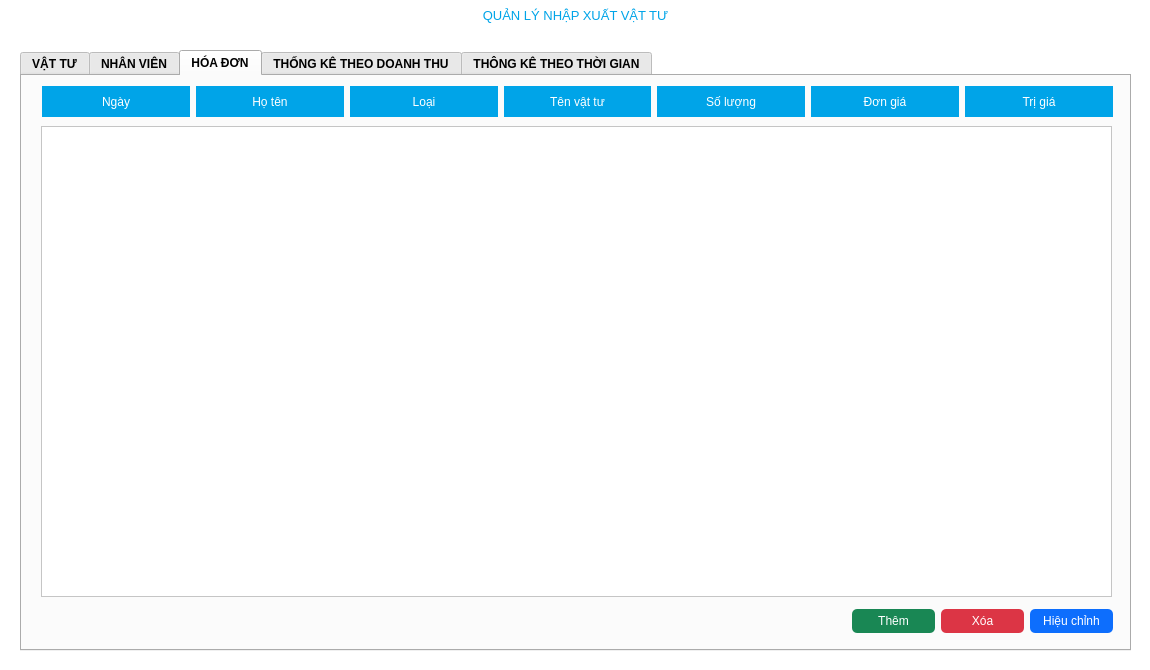
Before: the Qt Designer form src/view/mainwindow.ui in VinhNguyenD23/facilitiesManagement, drawn with Qt 5.
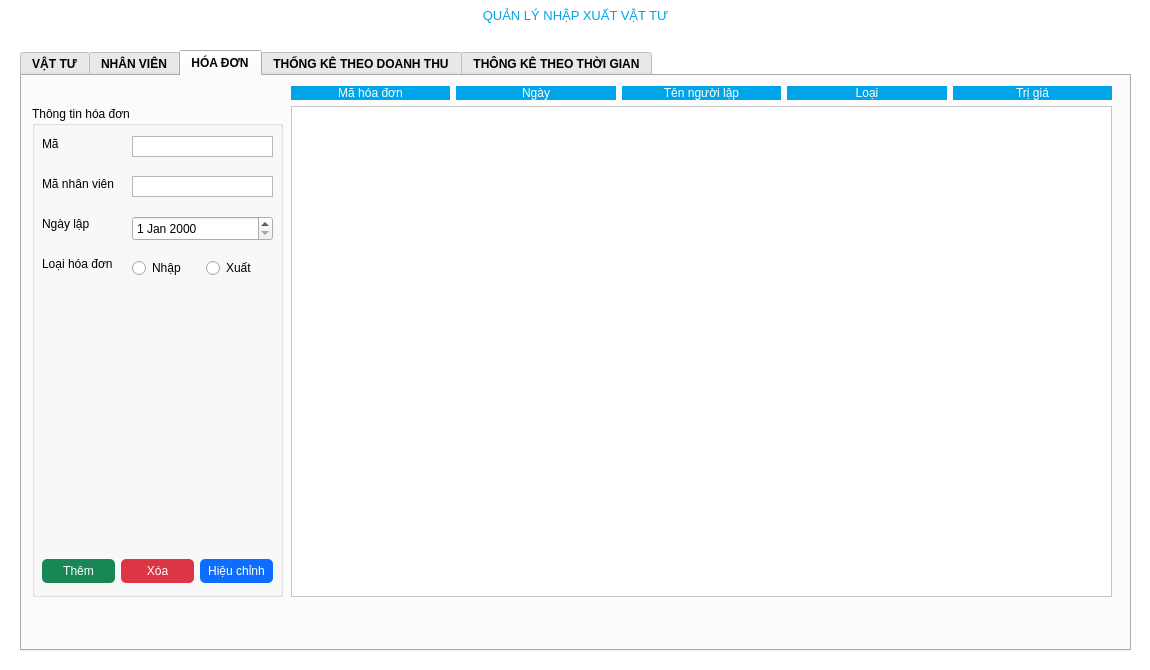
After: the same form once the commit is applied. The open tabs and pages were chosen to show the change.

The edit to the form file:
```diff
--- a/src/view/mainwindow.ui
+++ b/src/view/mainwindow.ui
@@ -463,26 +463,210 @@
        <attribute name="title">
         <string>HÓA ĐƠN</string>
        </attribute>
-       <widget class="QTableView" name="InvoiceTable">
+       <widget class="QGroupBox" name="groupBox_3">
         <property name="geometry">
          <rect>
-          <x>19</x>
-          <y>50</y>
-          <width>1071</width>
-          <height>471</height>
+          <x>10</x>
+          <y>30</y>
+          <width>251</width>
+          <height>491</height>
          </rect>
         </property>
-       </widget>
-       <widget class="QWidget" name="layoutWidget_4">
+        <property name="title">
+         <string>Thông tin hóa đơn</string>
+        </property>
+        <widget class="QLabel" name="label_11">
+         <property name="geometry">
+          <rect>
+           <x>10</x>
+           <y>30</y>
+           <width>61</width>
+           <height>16</height>
+          </rect>
+         </property>
+         <property name="text">
+          <string>Mã</string>
+         </property>
+        </widget>
+        <widget class="QTextEdit" name="textEdit_9">
         <property name="geometry">
          <rect>
-          <x>20</x>
-          <y>10</y>
-          <width>1071</width>
+           <x>100</x>
+           <y>30</y>
+           <width>141</width>
+           <height>21</height>
+          </rect>
+         </property>
+         <property name="verticalScrollBarPolicy">
+          <enum>Qt::ScrollBarPolicy::ScrollBarAlwaysOff</enum>
+         </property>
+         <property name="acceptRichText">
+          <bool>true</bool>
+         </property>
+        </widget>
+        <widget class="QTextEdit" name="textEdit_10">
+         <property name="geometry">
+          <rect>
+           <x>100</x>
+           <y>70</y>
+           <width>141</width>
+           <height>21</height>
+          </rect>
+         </property>
+         <property name="verticalScrollBarPolicy">
+          <enum>Qt::ScrollBarPolicy::ScrollBarAlwaysOff</enum>
+         </property>
+         <property name="acceptRichText">
+          <bool>true</bool>
+         </property>
+        </widget>
+        <widget class="QLabel" name="label_12">
+         <property name="geometry">
+          <rect>
+           <x>10</x>
+           <y>70</y>
+           <width>81</width>
+           <height>16</height>
+          </rect>
+         </property>
+         <property name="text">
+          <string>Mã nhân viên</string>
+         </property>
+        </widget>
+        <widget class="QLabel" name="label_13">
+         <property name="geometry">
+          <rect>
+           <x>10</x>
+           <y>110</y>
+           <width>49</width>
+           <height>16</height>
+          </rect>
+         </property>
+         <property name="text">
+          <string>Ngày lập</string>
+         </property>
+        </widget>
+        <widget class="QLabel" name="label_14">
+         <property name="geometry">
+          <rect>
+           <x>10</x>
+           <y>150</y>
+           <width>81</width>
+           <height>16</height>
+          </rect>
+         </property>
+         <property name="text">
+          <string>Loại hóa đơn</string>
+         </property>
+        </widget>
+        <widget class="QDateEdit" name="dateEdit_3">
+         <property name="geometry">
+          <rect>
+           <x>100</x>
+           <y>110</y>
+           <width>141</width>
+           <height>25</height>
+          </rect>
+         </property>
+        </widget>
+        <widget class="QWidget" name="layoutWidget_8">
+         <property name="geometry">
+          <rect>
+           <x>10</x>
+           <y>450</y>
+           <width>231</width>
           <height>31</height>
          </rect>
         </property>
+         <layout class="QHBoxLayout" name="horizontalLayout_10">
+          <item>
+           <widget class="QPushButton" name="invoiceAddButton">
+            <property name="styleSheet">
+             <string notr="true"/>
+            </property>
+            <property name="text">
+             <string>Thêm</string>
+            </property>
+           </widget>
+          </item>
+          <item>
+           <widget class="QPushButton" name="invoiceDeleteButton">
+            <property name="styleSheet">
+             <string notr="true"/>
+            </property>
+            <property name="text">
+             <string>Xóa</string>
+            </property>
+           </widget>
+          </item>
+          <item>
+           <widget class="QPushButton" name="invoiceEditButton">
+            <property name="styleSheet">
+             <string notr="true"/>
+            </property>
+            <property name="text">
+             <string>Hiệu chỉnh</string>
+            </property>
+           </widget>
+          </item>
+         </layout>
+        </widget>
+        <widget class="QWidget" name="">
+         <property name="geometry">
+          <rect>
+           <x>100</x>
+           <y>150</y>
+           <width>141</width>
+           <height>24</height>
+          </rect>
+         </property>
+         <layout class="QHBoxLayout" name="horizontalLayout_5">
+          <item>
+           <widget class="QRadioButton" name="radioButton">
+            <property name="text">
+             <string>Nhập</string>
+            </property>
+           </widget>
+          </item>
+          <item>
+           <widget class="QRadioButton" name="radioButton_2">
+            <property name="text">
+             <string>Xuất</string>
+            </property>
+           </widget>
+          </item>
+         </layout>
+        </widget>
+       </widget>
+       <widget class="QWidget" name="">
+        <property name="geometry">
+         <rect>
+          <x>269</x>
+          <y>10</y>
+          <width>821</width>
+          <height>511</height>
+         </rect>
+        </property>
+        <layout class="QVBoxLayout" name="verticalLayout_2">
+         <item>
         <layout class="QHBoxLayout" name="horizontalLayout_12">
+           <item>
+            <widget class="QLabel" name="tenvattu_2">
+             <property name="styleSheet">
+              <string notr="true">#label {
+	background-color: #00A4E8;
+	color: #ffffff;
+	font: Bold &quot;Inter&quot;;
+}</string>
+             </property>
+             <property name="text">
+              <string>Mã hóa đơn</string>
+             </property>
+             <property name="alignment">
+              <set>Qt::AlignmentFlag::AlignCenter</set>
+             </property>
+            </widget>
+           </item>
          <item>
           <widget class="QLabel" name="ngay_2">
            <property name="styleSheet">
@@ -510,7 +694,7 @@
 }</string>
            </property>
            <property name="text">
-            <string>Họ tên</string>
+              <string>Tên người lập</string>
            </property>
            <property name="alignment">
             <set>Qt::AlignmentFlag::AlignCenter</set>
@@ -534,57 +718,6 @@
            </property>
           </widget>
          </item>
-         <item>
-          <widget class="QLabel" name="tenvattu_2">
-           <property name="styleSheet">
-            <string notr="true">#label {
-	background-color: #00A4E8;
-	color: #ffffff;
-	font: Bold &quot;Inter&quot;;
-}</string>
-           </property>
-           <property name="text">
-            <string>Tên vật tư</string>
-           </property>
-           <property name="alignment">
-            <set>Qt::AlignmentFlag::AlignCenter</set>
-           </property>
-          </widget>
-         </item>
-         <item>
-          <widget class="QLabel" name="soluong_2">
-           <property name="styleSheet">
-            <string notr="true">#label {
-	background-color: #00A4E8;
-	color: #ffffff;
-	font: Bold &quot;Inter&quot;;
-}</string>
-           </property>
-           <property name="text">
-            <string>Số lượng</string>
-           </property>
-           <property name="alignment">
-            <set>Qt::AlignmentFlag::AlignCenter</set>
-           </property>
-          </widget>
-         </item>
-         <item>
-          <widget class="QLabel" name="dongia_2">
-           <property name="styleSheet">
-            <string notr="true">#label {
-	background-color: #00A4E8;
-	color: #ffffff;
-	font: Bold &quot;Inter&quot;;
-}</string>
-           </property>
-           <property name="text">
-            <string>Đơn giá</string>
-           </property>
-           <property name="alignment">
-            <set>Qt::AlignmentFlag::AlignCenter</set>
-           </property>
-          </widget>
-         </item>
          <item>
           <widget class="QLabel" name="trigia_2">
            <property name="styleSheet">
@@ -603,46 +736,9 @@
           </widget>
          </item>
         </layout>
-       </widget>
-       <widget class="QWidget" name="layoutWidget_8">
-        <property name="geometry">
-         <rect>
-          <x>830</x>
-          <y>530</y>
-          <width>261</width>
-          <height>31</height>
-         </rect>
-        </property>
-        <layout class="QHBoxLayout" name="horizontalLayout_10">
-         <item>
-          <widget class="QPushButton" name="invoiceAddButton">
-           <property name="styleSheet">
-            <string notr="true"/>
-           </property>
-           <property name="text">
-            <string>Thêm</string>
-           </property>
-          </widget>
          </item>
          <item>
-          <widget class="QPushButton" name="invoiceDeleteButton">
-           <property name="styleSheet">
-            <string notr="true"/>
-           </property>
-           <property name="text">
-            <string>Xóa</string>
-           </property>
-          </widget>
-         </item>
-         <item>
-          <widget class="QPushButton" name="invoiceEditButton">
-           <property name="styleSheet">
-            <string notr="true"/>
-           </property>
-           <property name="text">
-            <string>Hiệu chỉnh</string>
-           </property>
-          </widget>
+          <widget class="QTableView" name="InvoiceTable"/>
          </item>
         </layout>
        </widget>
```
Left out of the diff: 652 changed lines with no effect on the pictures. Lines whose indentation alone changed are shown as unchanged.
